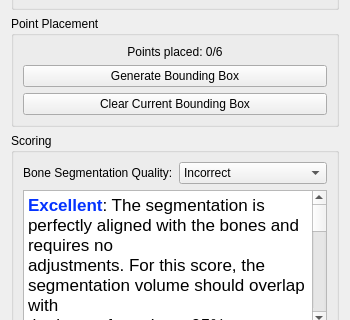
Above: BbxFromPoints2/Resources/UI/BbxFromPoints2.ui from xinyiwan/BbxFromPoints before the change; both pictures show x 0 to 350 and y 112 to 432 of the 350 by 550 pixel window. Below: the same form after it.
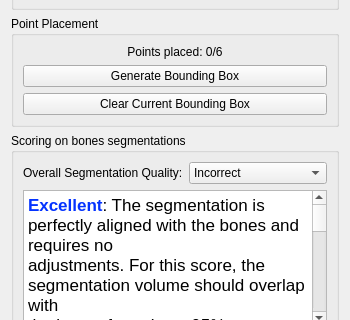
That is the form after the change. Custom widgets are drawn as their Qt base class.

```diff
--- a/BbxFromPoints2/Resources/UI/BbxFromPoints2.ui
+++ b/BbxFromPoints2/Resources/UI/BbxFromPoints2.ui
@@ -91,13 +91,13 @@
    <item>
     <widget class="QGroupBox" name="scoringGroup">
      <property name="title">
-      <string>Scoring</string>
+      <string>Scoring on bones segmentations</string>
      </property>
      <layout class="QFormLayout" name="formLayout">
       <item row="0" column="0">
        <widget class="QLabel" name="segScoreLabel">
         <property name="text">
-         <string>Bone Segmentation Quality:</string>
+         <string>Overall Segmentation Quality:</string>
         </property>
        </widget>
       </item>
```
